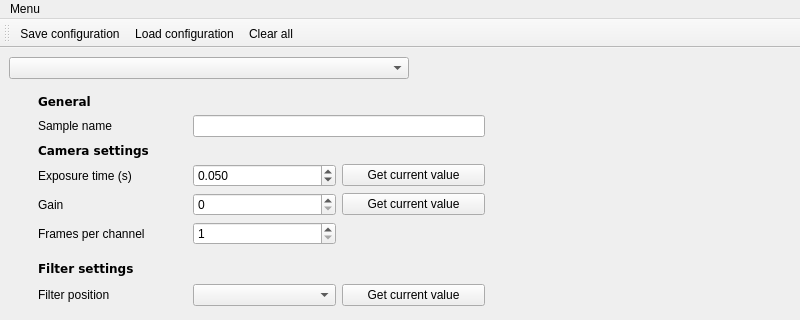
fbarho/qudi-cbs, file gui/experiment_configurator/ui_exp_configurator.ui: the form before one commit; both pictures show x 0 to 800 and y 0 to 320 of the 800 by 880 pixel window.
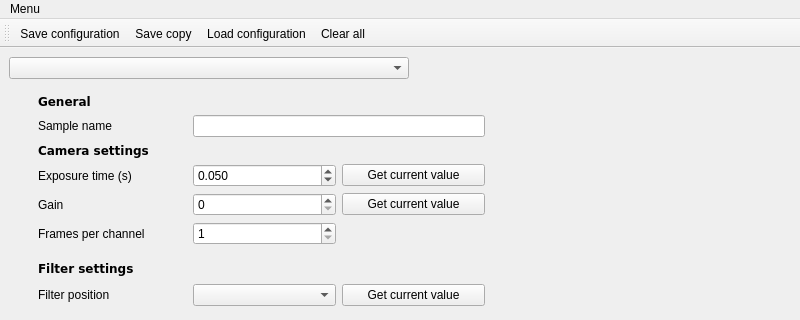
The form after the commit.

Commit message: added save copy of config button and associated functions

```diff
--- a/gui/experiment_configurator/ui_exp_configurator.ui
+++ b/gui/experiment_configurator/ui_exp_configurator.ui
@@ -527,6 +527,7 @@
     <bool>false</bool>
    </attribute>
    <addaction name="save_config_Action"/>
+   <addaction name="save_config_copy_Action"/>
    <addaction name="load_config_Action"/>
    <addaction name="clear_all_Action"/>
   </widget>
@@ -550,6 +551,11 @@
     <string>Clear all</string>
    </property>
   </action>
+  <action name="save_config_copy_Action">
+   <property name="text">
+    <string>Save copy</string>
+   </property>
+  </action>
  </widget>
  <resources/>
  <connections/>
```
The commit also changes 3 other files.
